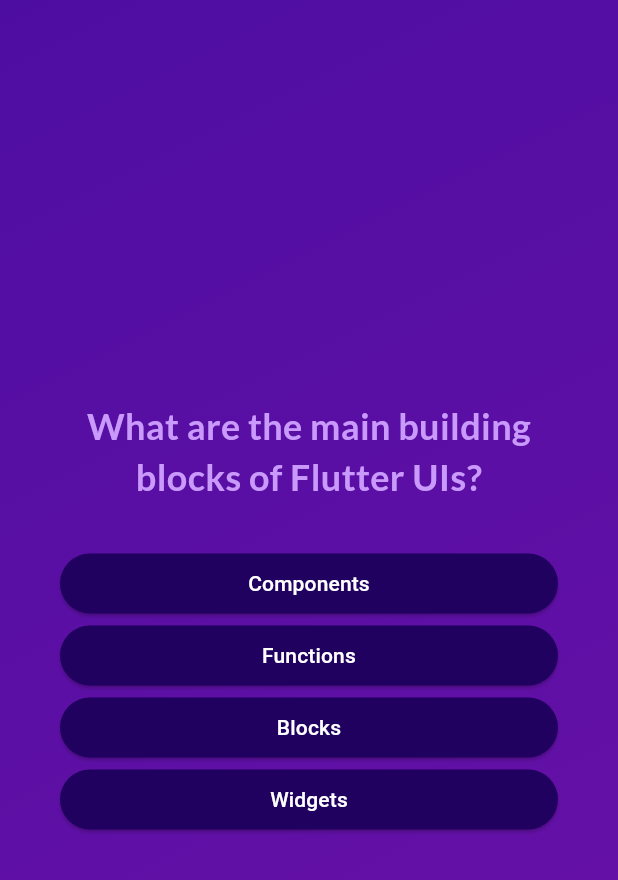
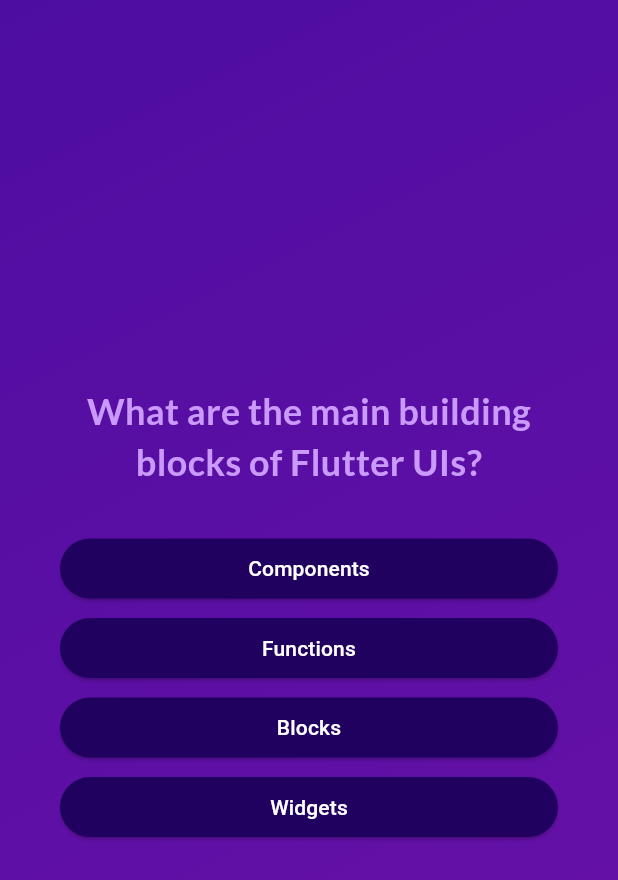
Before and after one commit to Elineu09/flutter_quiz, a Flutter app: the screen it shows after launch, after a tap on "Start Quiz", on a phone screen of 412 x 824 dp. Shown: the top 880 px of the screen. Run offline on Flutter 3.47's test engine with Material 3 defaults, Android fonts, the phone set to English and light mode, and no system bars; our stand-ins replace google_fonts.

Commit message:
Add margin to answer button

```diff
--- a/lib/answer_button.dart
+++ b/lib/answer_button.dart
@@ -12,7 +12,9 @@ class AnswerButton extends StatelessWidget {
 
   @override
   Widget build(context) {
-    return ElevatedButton(
+    return Container(
+      margin: EdgeInsets.only(bottom: 5),
+      child: ElevatedButton(
         onPressed: onTap,
         style: ElevatedButton.styleFrom(
           padding: EdgeInsets.symmetric(
@@ -29,6 +31,7 @@ class AnswerButton extends StatelessWidget {
           answerText,
           textAlign: TextAlign.center,
         ),
+      ),
     );
   }
 }
--- a/lib/questions_screen.dart
+++ b/lib/questions_screen.dart
@@ -57,6 +57,7 @@ class _QuestionsScreenState extends State<QuestionsScreen> {
                   answerQuestion(answer);
                 },
               );
+
             }),
           ],
         ),
```
Lines whose indentation alone changed are shown as unchanged.
